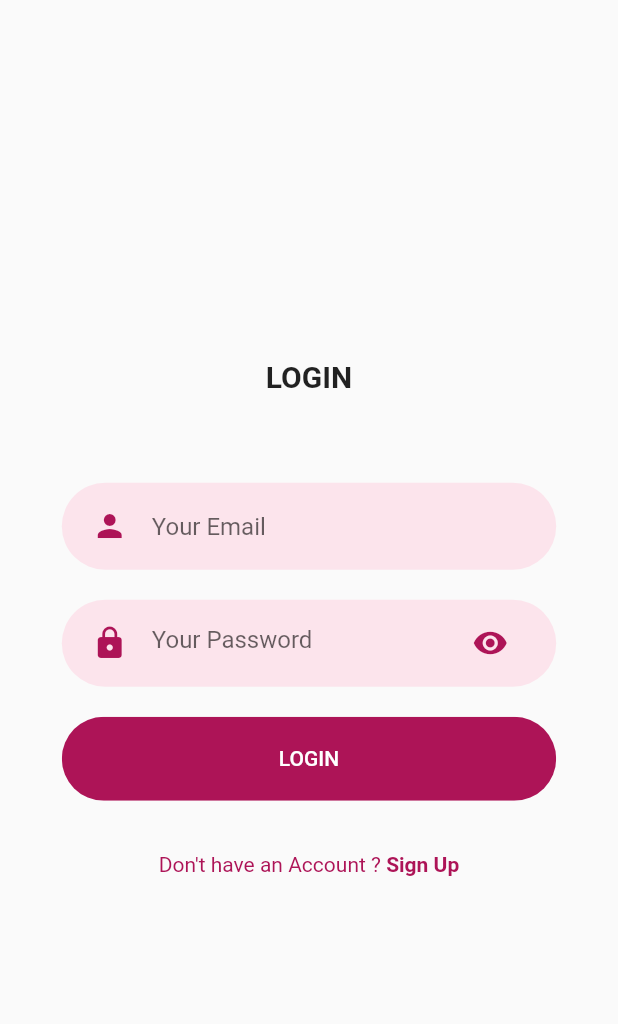
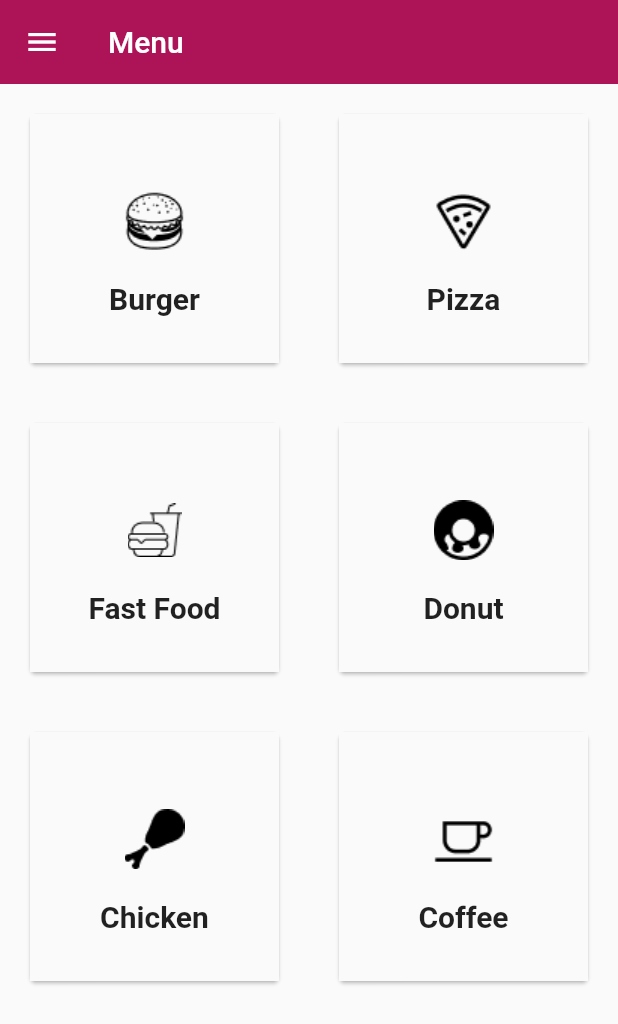
Before and after one commit to toyyibat1/FoodDeliveryApp, a Flutter app: the Body widget shown alone on an empty page, opened directly, after a tap on "LOGIN", on a phone screen of 412 x 824 dp. Shown: the top 1024 px of the screen. Run offline on Flutter 3.47's test engine with Material 2 defaults, Android fonts, the phone set to English and light mode, and no system bars; our stand-ins replace flutter_svg, google_fonts.

Commit message:
created Menu screen and added cards in gridview format as categories

```diff
--- a/lib/screens/Login/components/body.dart
+++ b/lib/screens/Login/components/body.dart
@@ -3,11 +3,10 @@ import 'package:FoodDeliveryApp/components/constants.dart';
 import 'package:FoodDeliveryApp/components/rounded_button.dart';
 import 'package:FoodDeliveryApp/components/rounded_inputField.dart';
 import 'package:FoodDeliveryApp/components/rounded_password_field.dart';
-import 'package:FoodDeliveryApp/components/text_field_container.dart';
 import 'package:FoodDeliveryApp/screens/Login/components/background.dart';
+import 'package:FoodDeliveryApp/screens/Menu/menu.dart';
 import 'package:FoodDeliveryApp/screens/SignUp/signup.dart';
 import 'package:flutter/material.dart';
-import 'package:flutter_svg/flutter_svg.dart';
 
 class Body extends StatelessWidget {
   const Body({
@@ -18,7 +17,8 @@ class Body extends StatelessWidget {
   @override
   Widget build(BuildContext context) {
     Size size = MediaQuery.of(context).size;
-    return Background(child: SingleChildScrollView(
+    return Background(
+      child: SingleChildScrollView(
           child: Column(
         mainAxisAlignment: MainAxisAlignment.center,
         children: <Widget>[
@@ -45,7 +45,10 @@ class Body extends StatelessWidget {
           ),
           RoundedButton(
             text: "LOGIN",
-            press: (){},
+            press: ()=>
+            Navigator.push(
+              context, MaterialPageRoute(
+                builder: (context)=> Menu())),
           ),
           SizedBox(
             height: size.height * 0.03,
--- /dev/null
+++ b/lib/screens/Menu/components/body.dart
@@ -0,0 +1,88 @@
+import 'package:FoodDeliveryApp/components/constants.dart';
+import 'package:flutter/material.dart';
+
+
+class MenuBody extends StatefulWidget {
+  @override
+  _MenuBodyState createState() => _MenuBodyState();
+}
+
+class _MenuBodyState extends State<MenuBody> {
+  var categoryList = [
+    {
+      "name": "Burger",
+      "icon": "assets/icons/harmburger.png",
+    },
+    {
+      "name": "Pizza",
+      "icon": "assets/icons/pizza.png",
+    },
+    {
+      "name": "Fast Food",
+      "icon": "assets/icons/fastfood.png",
+    },
+    {
+      "name": "Donut",
+      "icon": "assets/icons/donut.png",
+    },
+    {
+      "name": "Chicken",
+      "icon": "assets/icons/chicken.png",
+    },
+    {
+      "name": "Coffee",
+      "icon": "assets/icons/cofee.png",
+    },
+  ];
+  @override
+  Widget build(BuildContext context) {
+        return GridView.builder(
+        itemCount: categoryList.length,
+        gridDelegate:
+            new SliverGridDelegateWithFixedCrossAxisCount(crossAxisCount: 2),
+        itemBuilder: (BuildContext context, int index) {
+          return SingleCategory(
+            catName: categoryList[index]['name'],
+            catIcon: categoryList[index]['icon'],
+          );
+        });
+   }
+}
+
+class SingleCategory extends StatelessWidget {
+  final catName;
+  final catIcon;
+
+  SingleCategory(
+      {this.catName,
+      this.catIcon,
+  });
+
+  @override
+  Widget build(BuildContext context) {
+    return Card(
+      margin: EdgeInsets.all(20.0),
+        child: Hero(
+            tag: catName,
+            child: Material(
+              child: InkWell(
+                onTap: (){},
+                child: Column(
+                     mainAxisAlignment: MainAxisAlignment.center,
+                     children: <Widget>[
+                       new Center(
+                         child: Container(
+                           child: new Stack(children : [
+                             new Image.asset((catIcon), width: 80.0, height: 80.0)
+                           ])
+                         ),
+
+                       ), Text((catName), style: TextStyle(fontSize: 20.0, fontWeight: FontWeight.bold),)
+                     ],
+                    ),
+                ),
+                ),
+              )
+                );
+  }
+}
--- /dev/null
+++ b/lib/screens/Menu/menu.dart
@@ -0,0 +1,84 @@
+import 'package:FoodDeliveryApp/components/constants.dart';
+import 'package:flutter/material.dart';
+
+import 'components/body.dart';
+
+class Menu extends StatelessWidget {
+  @override
+  Widget build(BuildContext context) {
+    return MaterialApp(
+      debugShowCheckedModeBanner: false,
+        home: new Scaffold(
+        appBar: AppBar(
+          elevation: 0.0,
+          backgroundColor: kPrimaryColor,
+          title: Text("Menu"),
+        ),
+
+        drawer: Drawer(elevation: 0.0,
+        child: ListView(
+          children: <Widget>[
+            new UserAccountsDrawerHeader(
+              accountName: Text("kareeba"),
+              accountEmail: Text("toyabdul345@gmail.com"),
+              currentAccountPicture: GestureDetector(child: new CircleAvatar(
+                backgroundColor: Colors.grey,
+                child: Icon(
+                  Icons.person,
+                  color: Colors.white,
+                ),
+              ),),
+              decoration: new BoxDecoration(
+                color: kPrimaryColor
+              ),
+
+            ),
+            InkWell(
+              onTap: (){},
+              child: ListTile(
+                title: Text('Home Page'),
+                leading: Icon(Icons.home, color: kPrimaryColor,
+                ),
+              ),
+            ),
+            InkWell(
+              onTap: (){},
+              child: ListTile(
+                title: Text("My Account"),
+                leading: Icon(Icons.person, color: kPrimaryColor,)
+              )
+            ),
+            InkWell(
+              onTap: (){},
+              child: ListTile(
+                title: Text("My Orders"),
+                leading: Icon(Icons.shopping_basket, color: kPrimaryColor,),
+              ),
+            ),
+            InkWell(
+              onTap: (){},
+              child: ListTile(
+                title: Text("Favorites"),
+                leading: Icon(Icons.favorite, color: kPrimaryColor),
+              ),
+            ),
+            InkWell(
+              onTap: (){},
+              child: ListTile(
+                title: Text("Settings"),
+                leading: Icon(Icons.settings, color: kPrimaryColor),
+            ),),
+            InkWell(onTap: (){},
+            child: ListTile(
+              title: Text("About"),
+              leading: Icon(Icons.help, color: kPrimaryColor,)
+            ),)
+          ],
+        ),
+        ),
+        body: MenuBody(),
+      ),
+    );
+
+  }
+}
--- a/lib/screens/SignUp/components/body.dart
+++ b/lib/screens/SignUp/components/body.dart
@@ -58,11 +58,11 @@ class Body extends StatelessWidget {
                   press: (){},
                 ),
                 SocialIcon(
-                  iconSrc: "assets/icons/facebook.svg",
+                  iconSrc: "assets/icons/twitter.svg",
                   press: (){},
                 ),
                 SocialIcon(
-                  iconSrc: "assets/icons/facebook.svg",
+                  iconSrc: "assets/icons/googleplus.svg",
                   press: (){},
                 ),
               ]
--- a/lib/screens/splash.dart
+++ b/lib/screens/splash.dart
@@ -60,9 +60,9 @@ class _MyHomePageState extends State<MyHomePage> {
                       'Ounje App',
                       style: GoogleFonts.aclonica(
                           textStyle: TextStyle(
-                              fontSize: 40,
+                              fontSize: 50,
                               fontWeight: FontWeight.w600,
-                              color: kPrimaryColor)),
+                              color: Colors.white)),
                     )
                   ],
                 )),
```
Also changed, not shown: lib/components/appbar.dart (added, +104 -0 lines), assets/icons/facebook.svg, assets/icons/googleplus.svg (added), assets/icons/twitter.png (deleted), assets/icons/twitter.svg (added).
